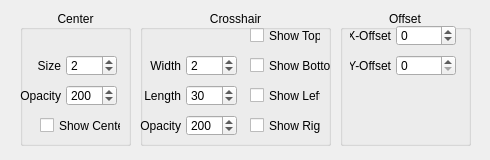
Qt form QKeyMapper/qcrosshairsetupdialog.ui (Zalafina/QKeyMapper) before a commit.
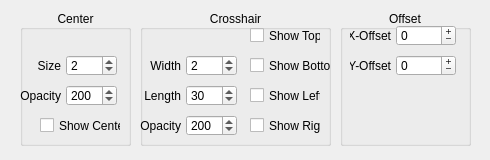
The same form after that commit.

```diff
--- a/QKeyMapper/qcrosshairsetupdialog.ui
+++ b/QKeyMapper/qcrosshairsetupdialog.ui
@@ -187,6 +187,15 @@
    <property name="focusPolicy">
     <enum>Qt::FocusPolicy::ClickFocus</enum>
    </property>
+   <property name="buttonSymbols">
+    <enum>QAbstractSpinBox::ButtonSymbols::PlusMinus</enum>
+   </property>
+   <property name="minimum">
+    <number>-5000</number>
+   </property>
+   <property name="maximum">
+    <number>5000</number>
+   </property>
   </widget>
   <widget class="QCheckBox" name="topCheckBox">
    <property name="geometry">
@@ -216,6 +225,9 @@
    <property name="focusPolicy">
     <enum>Qt::FocusPolicy::ClickFocus</enum>
    </property>
+   <property name="buttonSymbols">
+    <enum>QAbstractSpinBox::ButtonSymbols::PlusMinus</enum>
+   </property>
    <property name="minimum">
     <number>-5000</number>
    </property>
```
Left out of the diff: 16 changed lines with no effect on the pictures.
